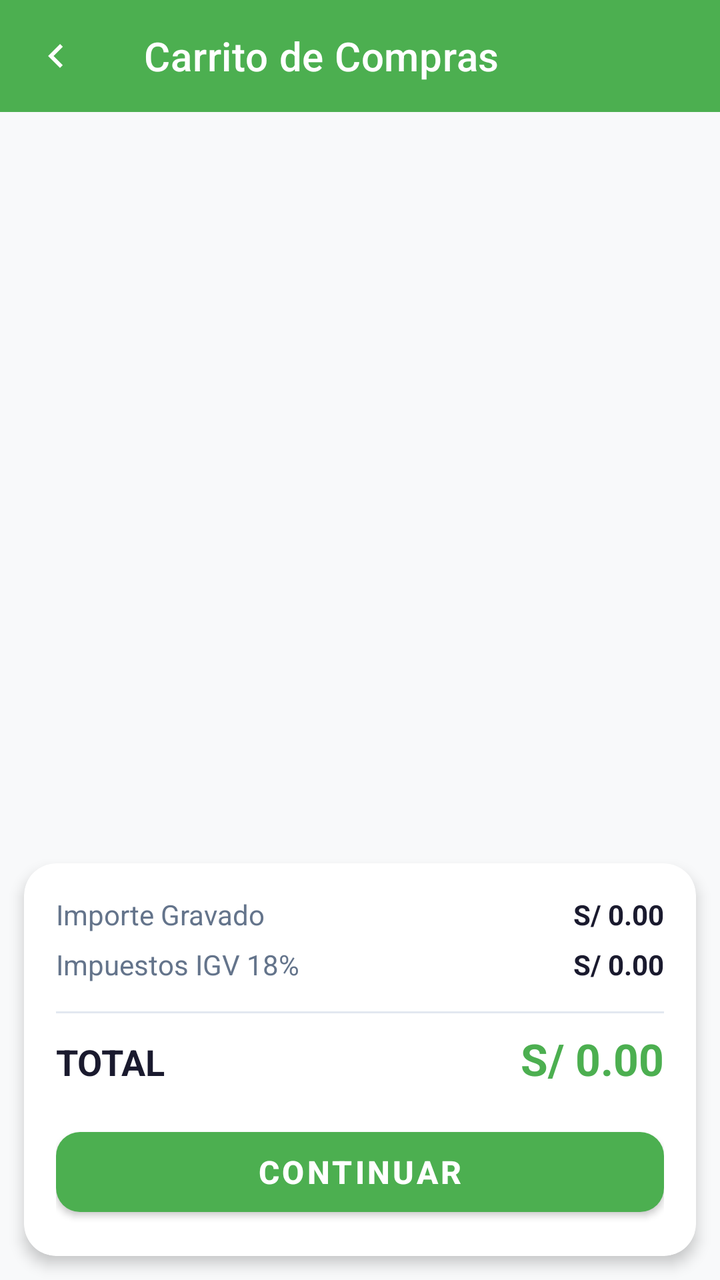
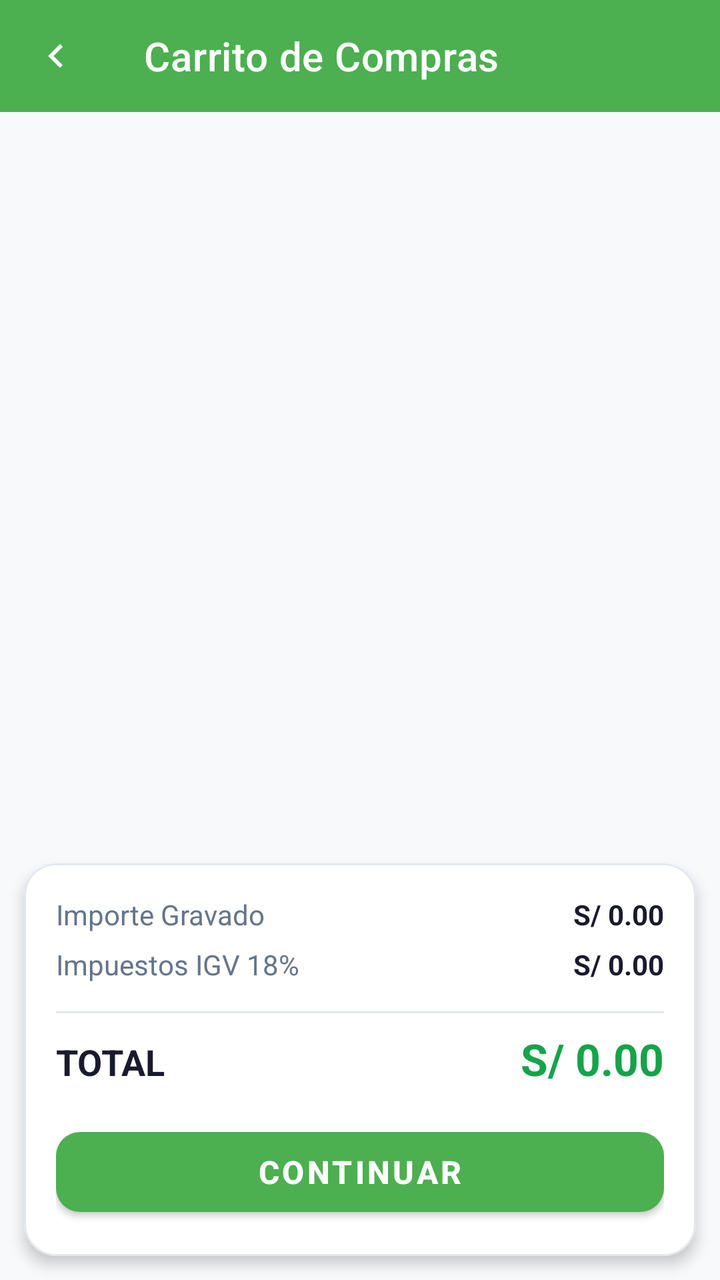

An Android layout rendered at two revisions. The XML below is the earlier revision; the diff shows what the commit changed to produce the second picture.
<!-- AndroidManifest.xml: application theme Theme.MiniMarketApp -->
<!-- res/layout/activity_carrito.xml -->
<?xml version="1.0" encoding="utf-8"?>
<LinearLayout
    xmlns:android="http://schemas.android.com/apk/res/android"
    xmlns:app="http://schemas.android.com/apk/res-auto"
    android:layout_width="match_parent"
    android:layout_height="match_parent"
    android:orientation="vertical"
    android:background="#F8F9FA">

    
    <com.google.android.material.appbar.MaterialToolbar
        android:id="@+id/toolbar"
        android:layout_width="match_parent"
        android:layout_height="?attr/actionBarSize"
        android:background="#4CAF50"
        app:navigationIcon="@drawable/icono_regresar_pantalla"
        app:navigationIconTint="#FFFFFF"
        app:title="Carrito de Compras"
        app:titleTextColor="#FFFFFF"/>

    
    <androidx.recyclerview.widget.RecyclerView
        android:id="@+id/rvCarrito"
        android:layout_width="match_parent"
        android:layout_height="0dp"
        android:layout_weight="1"
        android:padding="12dp"
        app:layoutManager="androidx.recyclerview.widget.LinearLayoutManager"/>

    
    <com.google.android.material.card.MaterialCardView
        android:layout_width="match_parent"
        android:layout_height="wrap_content"
        android:layout_margin="12dp"
        app:cardCornerRadius="16dp"
        app:cardElevation="4dp"
        app:cardBackgroundColor="#FFFFFF">

        <LinearLayout
            android:layout_width="match_parent"
            android:layout_height="wrap_content"
            android:orientation="vertical"
            android:padding="16dp">

            <LinearLayout
                android:layout_width="match_parent"
                android:layout_height="wrap_content"
                android:orientation="horizontal"
                android:layout_marginBottom="6dp">
                <TextView
                    android:layout_width="0dp"
                    android:layout_height="wrap_content"
                    android:layout_weight="1"
                    android:text="Importe Gravado"
                    android:textColor="#64748B"
                    android:textSize="14sp"/>
                <TextView
                    android:id="@+id/tvSubtotal"
                    android:layout_width="wrap_content"
                    android:layout_height="wrap_content"
                    android:text="S/ 0.00"
                    android:textColor="#1A1A2E"
                    android:textSize="14sp"
                    android:textStyle="bold"/>
            </LinearLayout>

            <LinearLayout
                android:layout_width="match_parent"
                android:layout_height="wrap_content"
                android:orientation="horizontal"
                android:layout_marginBottom="6dp">
                <TextView
                    android:layout_width="0dp"
                    android:layout_height="wrap_content"
                    android:layout_weight="1"
                    android:text="Impuestos IGV 18%"
                    android:textColor="#64748B"
                    android:textSize="14sp"/>
                <TextView
                    android:id="@+id/tvIgv"
                    android:layout_width="wrap_content"
                    android:layout_height="wrap_content"
                    android:text="S/ 0.00"
                    android:textColor="#1A1A2E"
                    android:textSize="14sp"
                    android:textStyle="bold"/>
            </LinearLayout>

            <View
                android:layout_width="match_parent"
                android:layout_height="1dp"
                android:background="#E2E8F0"
                android:layout_marginVertical="8dp"/>

            <LinearLayout
                android:layout_width="match_parent"
                android:layout_height="wrap_content"
                android:orientation="horizontal"
                android:layout_marginBottom="16dp">
                <TextView
                    android:layout_width="0dp"
                    android:layout_height="wrap_content"
                    android:layout_weight="1"
                    android:text="TOTAL"
                    android:textColor="#1A1A2E"
                    android:textSize="18sp"
                    android:textStyle="bold"/>
                <TextView
                    android:id="@+id/tvTotal"
                    android:layout_width="wrap_content"
                    android:layout_height="wrap_content"
                    android:text="S/ 0.00"
                    android:textColor="#4CAF50"
                    android:textSize="22sp"
                    android:textStyle="bold"/>
            </LinearLayout>

            
            <com.google.android.material.button.MaterialButton
                android:id="@+id/btnContinuar"
                android:layout_width="match_parent"
                android:layout_height="52dp"
                android:text="CONTINUAR"
                android:textSize="16sp"
                android:textStyle="bold"
                app:backgroundTint="#4CAF50"
                android:textColor="#FFFFFF"
                app:cornerRadius="12dp"/>

        </LinearLayout>

    </com.google.android.material.card.MaterialCardView>

</LinearLayout>
<!-- resources referenced by this layout -->
<resources>
  <!-- drawable icono_regresar_pantalla (drawable) -->
  <vector xmlns:android="http://schemas.android.com/apk/res/android" android:autoMirrored="true" android:height="24dp" android:tint="#000000" android:viewportHeight="24" android:viewportWidth="24" android:width="24dp">
        
      <path android:fillColor="@android:color/white" android:pathData="M15.41,16.59L10.83,12l4.58,-4.59L14,6l-6,6 6,6 1.41,-1.41z"/>
      
  </vector>
  <style name="Theme.MiniMarketApp" parent="Theme.MaterialComponents.Light.NoActionBar">
          <item name="colorPrimary">#4CAF50</item>
          <item name="colorPrimaryVariant">#388E3C</item>
          <item name="colorSecondary">#FFC107</item>
          <item name="colorOnPrimary">#FFFFFF</item>
          <item name="colorOnSecondary">#1A1A2E</item>
      </style>
</resources>

<!-- the commit's change to res/layout/activity_carrito.xml (unified diff, before → after) -->
@@ -5,18 +5,18 @@
     android:layout_width="match_parent"
     android:layout_height="match_parent"
     android:orientation="vertical"
-    android:background="#F8F9FA">
+    android:background="@color/fondo_general">
 
     
     <com.google.android.material.appbar.MaterialToolbar
         android:id="@+id/toolbar"
         android:layout_width="match_parent"
         android:layout_height="?attr/actionBarSize"
-        android:background="#4CAF50"
+        android:background="@color/verde_nav"
         app:navigationIcon="@drawable/icono_regresar_pantalla"
-        app:navigationIconTint="#FFFFFF"
+        app:navigationIconTint="@color/texto_sobre_verde"
         app:title="Carrito de Compras"
-        app:titleTextColor="#FFFFFF"/>
+        app:titleTextColor="@color/texto_sobre_verde"/>
 
     
     <androidx.recyclerview.widget.RecyclerView
@@ -34,7 +34,7 @@
         android:layout_margin="12dp"
         app:cardCornerRadius="16dp"
         app:cardElevation="4dp"
-        app:cardBackgroundColor="#FFFFFF">
+        app:cardBackgroundColor="@color/fondo_card">
 
         <LinearLayout
             android:layout_width="match_parent"
@@ -52,14 +52,14 @@
                     android:layout_height="wrap_content"
                     android:layout_weight="1"
                     android:text="Importe Gravado"
-                    android:textColor="#64748B"
+                    android:textColor="@color/texto_secundario"
                     android:textSize="14sp"/>
                 <TextView
                     android:id="@+id/tvSubtotal"
                     android:layout_width="wrap_content"
                     android:layout_height="wrap_content"
                     android:text="S/ 0.00"
-                    android:textColor="#1A1A2E"
+                    android:textColor="@color/texto_principal"
                     android:textSize="14sp"
                     android:textStyle="bold"/>
             </LinearLayout>
@@ -74,14 +74,14 @@
                     android:layout_height="wrap_content"
                     android:layout_weight="1"
                     android:text="Impuestos IGV 18%"
-                    android:textColor="#64748B"
+                    android:textColor="@color/texto_secundario"
                     android:textSize="14sp"/>
                 <TextView
                     android:id="@+id/tvIgv"
                     android:layout_width="wrap_content"
                     android:layout_height="wrap_content"
                     android:text="S/ 0.00"
-                    android:textColor="#1A1A2E"
+                    android:textColor="@color/texto_principal"
                     android:textSize="14sp"
                     android:textStyle="bold"/>
             </LinearLayout>
@@ -89,7 +89,7 @@
             <View
                 android:layout_width="match_parent"
                 android:layout_height="1dp"
-                android:background="#E2E8F0"
+                android:background="@color/borde_card"
                 android:layout_marginVertical="8dp"/>
 
             <LinearLayout
@@ -102,7 +102,7 @@
                     android:layout_height="wrap_content"
                     android:layout_weight="1"
                     android:text="TOTAL"
-                    android:textColor="#1A1A2E"
+                    android:textColor="@color/texto_principal"
                     android:textSize="18sp"
                     android:textStyle="bold"/>
                 <TextView
@@ -110,7 +110,7 @@
                     android:layout_width="wrap_content"
                     android:layout_height="wrap_content"
                     android:text="S/ 0.00"
-                    android:textColor="#4CAF50"
+                    android:textColor="@color/verde_ganancia"
                     android:textSize="22sp"
                     android:textStyle="bold"/>
             </LinearLayout>
@@ -123,8 +123,8 @@
                 android:text="CONTINUAR"
                 android:textSize="16sp"
                 android:textStyle="bold"
-                app:backgroundTint="#4CAF50"
-                android:textColor="#FFFFFF"
+                app:backgroundTint="@color/verde_nav"
+                android:textColor="@color/texto_sobre_verde"
                 app:cornerRadius="12dp"/>
 
         </LinearLayout>
<!-- resource entries referenced after the edit -->
@@ -1,17 +1,51 @@
 <!-- resources referenced by this layout -->
 <resources>
+  <color name="borde_card">#E2E8F0</color>
+  <color name="fondo_card">#FFFFFF</color>
+  <color name="fondo_general">#F8F9FA</color>
+  <color name="texto_principal">#1A1A2E</color>
+  <color name="texto_secundario">#64748B</color>
+  <color name="texto_sobre_verde">#FFFFFF</color>
+  <color name="verde_ganancia">#16A34A</color>
+  <color name="verde_nav">#4CAF50</color>
   <!-- drawable icono_regresar_pantalla (drawable) -->
   <vector xmlns:android="http://schemas.android.com/apk/res/android" android:autoMirrored="true" android:height="24dp" android:tint="#000000" android:viewportHeight="24" android:viewportWidth="24" android:width="24dp">
         
       <path android:fillColor="@android:color/white" android:pathData="M15.41,16.59L10.83,12l4.58,-4.59L14,6l-6,6 6,6 1.41,-1.41z"/>
       
   </vector>
-  <style name="Theme.MiniMarketApp" parent="Theme.MaterialComponents.Light.NoActionBar">
-          <item name="colorPrimary">#4CAF50</item>
+  <style name="Theme.MiniMarketApp" parent="Theme.MaterialComponents.DayNight.NoActionBar">
+  
+          
+          <item name="colorPrimary">@color/verde_nav</item>
           <item name="colorPrimaryVariant">#388E3C</item>
-          <item name="colorSecondary">#FFC107</item>
-          <item name="colorOnPrimary">#FFFFFF</item>
-          <item name="colorOnSecondary">#1A1A2E</item>
+          <item name="colorSecondary">@color/amarillo_accion</item>
+          <item name="colorOnPrimary">@color/texto_sobre_verde</item>
+          <item name="colorOnSecondary">@color/texto_sobre_amarillo</item>
+  
+          
+          <item name="android:windowBackground">@color/fondo_general</item>
+          <item name="android:colorBackground">@color/fondo_general</item>
+  
+          
+          <item name="android:textColorPrimary">@color/texto_principal</item>
+          <item name="android:textColorSecondary">@color/texto_secundario</item>
+          <item name="android:textColorHint">@color/texto_hint</item>
+  
+          
+          <item name="boxStrokeColor">@color/amarillo_accion</item>
+          <item name="hintTextColor">@color/amarillo_accion</item>
+  
+          
+          <item name="materialCardViewStyle">@style/Widget.App.CardView</item>
+      </style>
+  <color name="amarillo_accion">#FFC107</color>
+  <color name="texto_sobre_amarillo">#1A1A2E</color>
+  <color name="texto_hint">#94A3B8</color>
+  <style name="Widget.App.CardView" parent="Widget.MaterialComponents.CardView">
+          <item name="cardBackgroundColor">@color/fondo_card</item>
+          <item name="strokeColor">@color/borde_card</item>
+          <item name="strokeWidth">1dp</item>
       </style>
 </resources>
 
